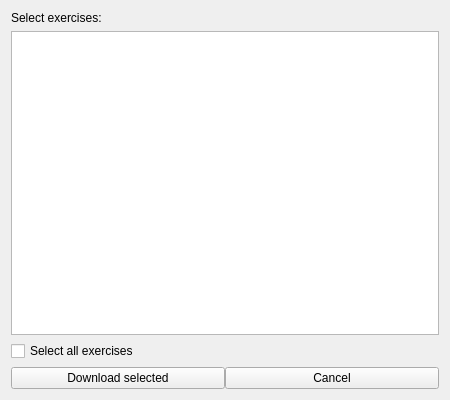
TestMyQt/Qt-CreatorTMC, file src/ui/exercisewidget.ui: the form before one commit.
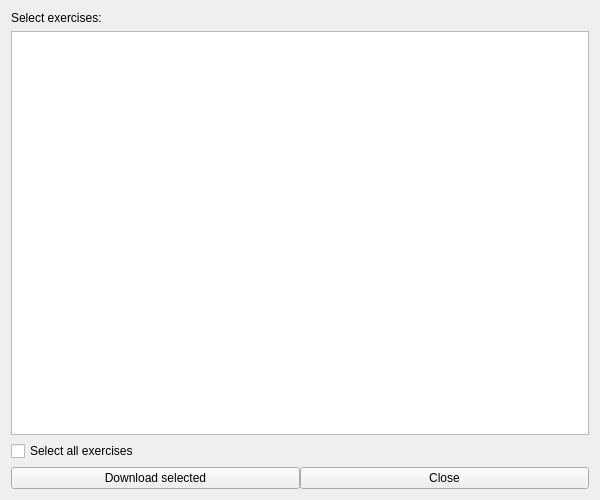
The form after the commit.

```diff
--- a/src/ui/exercisewidget.ui
+++ b/src/ui/exercisewidget.ui
@@ -6,8 +6,8 @@
    <rect>
     <x>0</x>
     <y>0</y>
-    <width>450</width>
-    <height>400</height>
+    <width>600</width>
+    <height>500</height>
    </rect>
   </property>
   <property name="sizePolicy">
@@ -53,7 +53,7 @@
      <item>
       <widget class="QPushButton" name="cancelButton">
        <property name="text">
-        <string>Cancel</string>
+        <string>Close</string>
        </property>
       </widget>
      </item>
```
